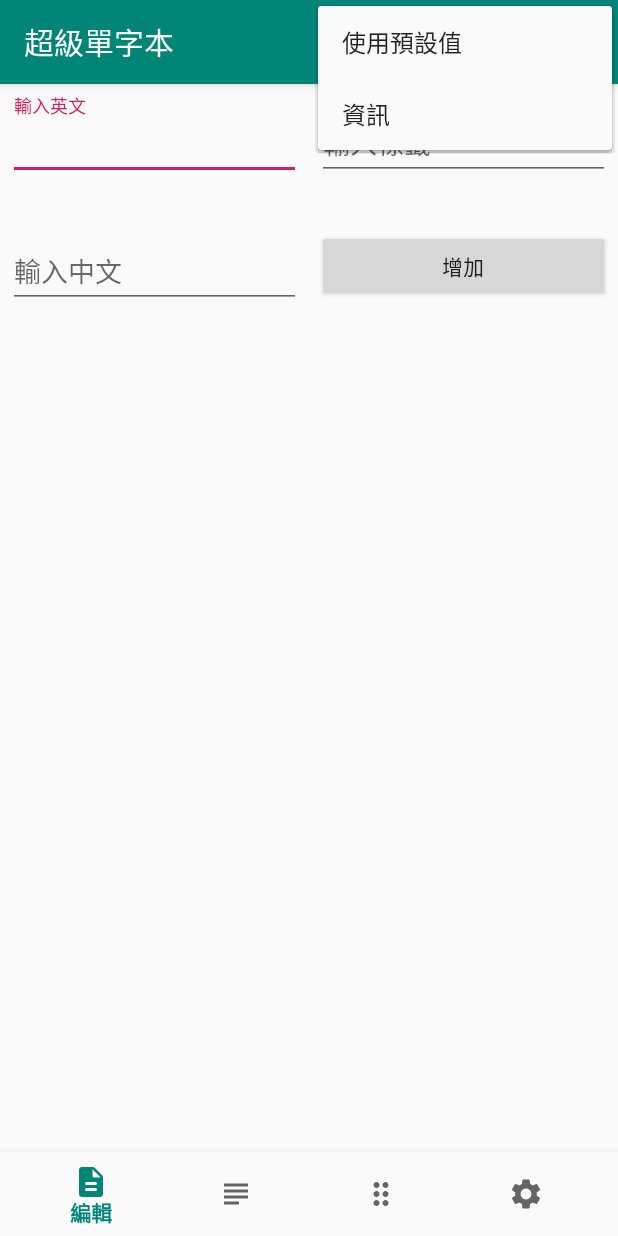
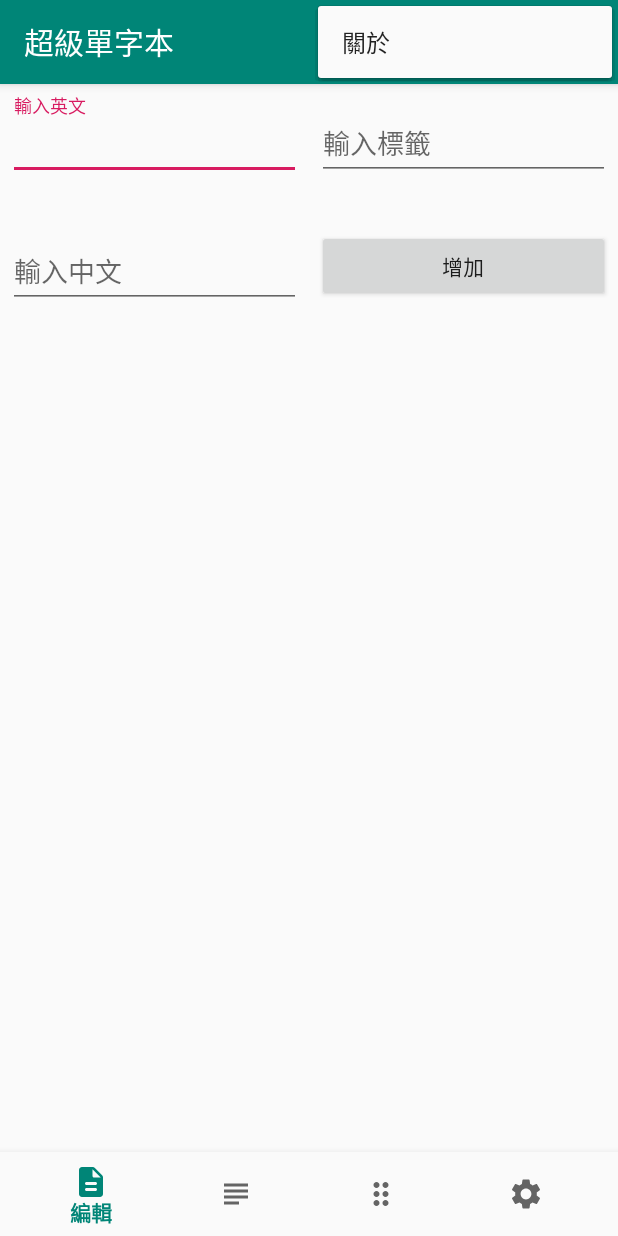
Before and after one commit to 312321321321432/supervoc, an Android app: the screen it shows after launch (MainActivity), with the options menu open, on a phone screen of 412 x 824 dp. Run offline under Robolectric (Android 15) with nearby library versions, the phone set to English and light mode, and no system bars.

Commit message:
選單可運作

```diff
--- a/app/src/main/java/com/hi/andy/supervocsdk28/MainActivity.java
+++ b/app/src/main/java/com/hi/andy/supervocsdk28/MainActivity.java
@@ -3,6 +3,8 @@ package com.hi.andy.supervocsdk28;
 import android.content.ContentValues;
 import android.content.Context;
 import android.content.DialogInterface;
+import android.content.pm.PackageInfo;
+import android.content.pm.PackageManager;
 import android.database.Cursor;
 import android.database.sqlite.SQLiteDatabase;
 import android.os.Bundle;
@@ -29,26 +31,20 @@ import androidx.appcompat.app.AppCompatActivity;
 import androidx.fragment.app.Fragment;
 import androidx.fragment.app.FragmentPagerAdapter;
 import androidx.viewpager.widget.ViewPager;
-
+//other = more
 
 public class MainActivity extends AppCompatActivity implements ViewPager.OnPageChangeListener, AdapterView.OnItemSelectedListener, DialogInterface.OnClickListener {
 
         private static Boolean isExit = false;
         private static Boolean hasTask = false;
-        int vislist = 0;
 
-
+    String appVersion;
 Timer timerExit = new Timer();
-
 TimerTask task = new TimerTask() {
-
      @Override
-
      public void run() {
-
         isExit = false;
-         hasTask = true;
-
+        hasTask = true;
     }
 };
         static final String db_name = "VOC";
@@ -67,11 +63,11 @@ TimerTask task = new TimerTask() {
         switch (item.getItemId()){
             case R.id.default_value:
                 return true;
-            case R.id.information:
+            case R.id.about:
                 new AlertDialog.Builder(this)
-                        .setMessage("hi")
-                        .setTitle("hi")
-                        .setPositiveButton("OK", this)
+                        .setMessage( "v" + appVersion)
+                        .setTitle(R.string.about_app)
+                        .setPositiveButton(R.string.ok, this)
                         .show();
                 return true;
         }
@@ -87,6 +83,15 @@ TimerTask task = new TimerTask() {
         protected void onCreate(Bundle savedInstanceState) {
             super.onCreate(savedInstanceState);
             setContentView(R.layout.activity_main);
+            //vercode
+            PackageManager manager = this.getPackageManager();
+            try { PackageInfo info = manager.getPackageInfo(this.getPackageName(), 0);
+                appVersion = info.versionName; //版本名
+            } catch (PackageManager.NameNotFoundException e) {
+            // TODO Auto-generated catch block
+                e.printStackTrace();
+            }
+//varcode
             //db
             db = openOrCreateDatabase(db_name, Context.MODE_PRIVATE, null);
             String createTable = "CREATE TABLE IF NOT EXISTS " + tb_name + "(eng VARCHAR(64)," + "chn VARCHAR(32)," + "hint VARCHAR(16))";
@@ -137,7 +142,7 @@ TimerTask task = new TimerTask() {
 
                 switch (item.getOrder()) {
                     case 0://edit
-                        vislist =0;
+
                     case 1://all
 
                         c = db.rawQuery("SELECT * FROM " + tb_name, null);
@@ -158,12 +163,9 @@ TimerTask task = new TimerTask() {
                             allC.setText("---");
                         }
 
-           vislist = 1;
                     case 2://other
 
-                       vislist = 2;
                     case 3://settings
-                        vislist = 3;
 
                 }
                 return true;
@@ -180,7 +182,7 @@ TimerTask task = new TimerTask() {
             TextView allh = (TextView) findViewById(R.id.allh);
             switch (position) {
                 case 0://edit
-                    vislist = 0;
+
                 case 1://all
 
                     c = db.rawQuery("SELECT * FROM " + tb_name, null);
@@ -200,13 +202,10 @@ TimerTask task = new TimerTask() {
                     } else {
                         allC.setText("---");
                     }
-                    vislist = 1;
                 case 2://other
 
-                    vislist = 2;
                 case 3://settings
 
-                    vislist = 3;
             }
         }
 
@@ -226,6 +225,24 @@ TimerTask task = new TimerTask() {
     public boolean onCreateOptionsMenu(Menu menu) {
         getMenuInflater().inflate(R.menu.menu_main, menu);
         return super.onCreateOptionsMenu(menu);
+    }
+    public boolean onPrepareOptionsMenu(Menu menu){
+        viewPager = (ViewPager) findViewById(R.id.viewPager);
+        switch (viewPager.getCurrentItem()){
+            case 0://edit
+                menu.findItem(R.id.default_value).setVisible(false);
+                break;
+            case 1://all
+                menu.findItem(R.id.default_value).setVisible(false);
+                break;
+            case 2://other
+                menu.findItem(R.id.default_value).setVisible(false);
+                break;
+            case 3://settings
+                menu.findItem(R.id.default_value).setVisible(true);
+                break;
+        }
+        return super.onPrepareOptionsMenu(menu);
     }
 
     public void add(View V) {
@@ -349,7 +366,7 @@ TimerTask task = new TimerTask() {
             // 判斷是否按下Back
       if (keyCode == KeyEvent.KEYCODE_BACK) {
                 // 是否要退出
-         if(isExit == false ) {
+         if(!isExit) {
 
                isExit = true; //記錄下一次要退出
 
--- a/app/src/main/res/menu/menu_main.xml
+++ b/app/src/main/res/menu/menu_main.xml
@@ -6,11 +6,12 @@
     <item
         android:id="@+id/default_value"
         android:title="@string/use_default_value"
-        android:visible="true"
+        android:orderInCategory="0"
         app:showAsAction="never"/>
     <item
-        android:id="@+id/information"
-        android:title="@string/information"
+        android:id="@+id/about"
+        android:title="@string/about"
         android:visible="true"
+        android:orderInCategory="1"
         app:showAsAction="never"/>
 </menu>
--- a/app/src/main/res/values/strings.xml
+++ b/app/src/main/res/values/strings.xml
@@ -24,6 +24,7 @@
 ABCDEFGHIJKLMNOPQRSTUVWXYZ`!"$^*()=#[]',./?/*-_+&#060;&#062;&#064;&#038;</string>
     <string name="use_default_value">使用預設值</string>
     <string name="nouse_default_value">此頁面不需使用預設值</string>
-    <string name="information">資訊</string>
+    <string name="about_app">關於此程式</string>
     <string name="ok">OK</string>
+    <string name="about">關於</string>
 </resources>
```
